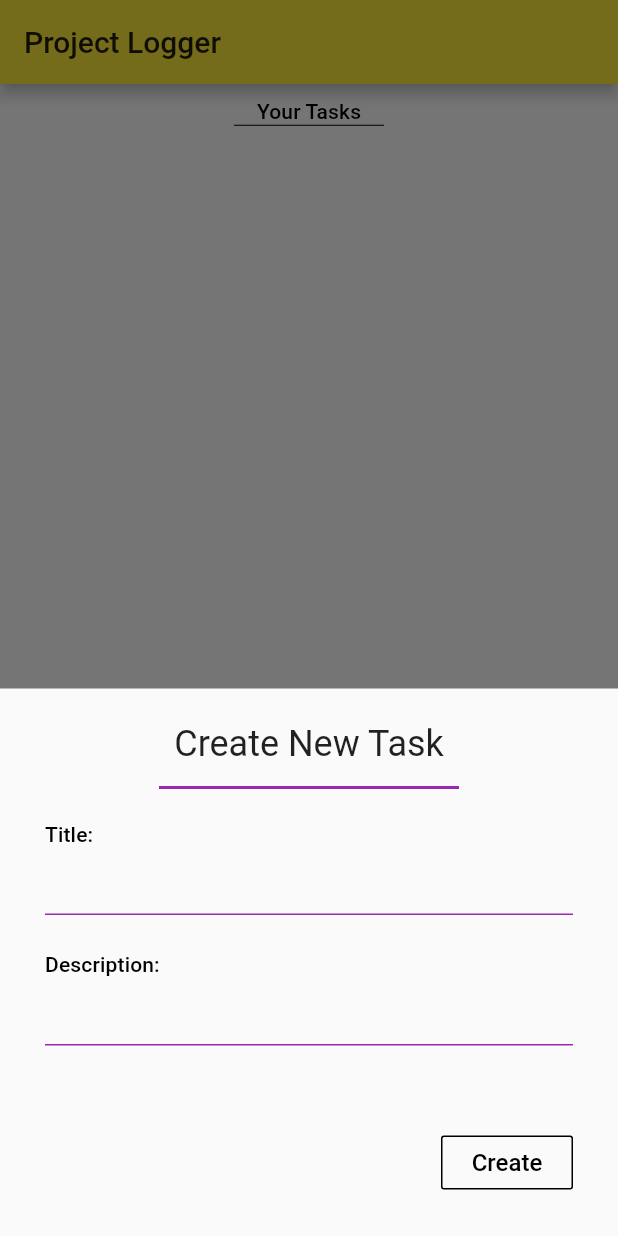
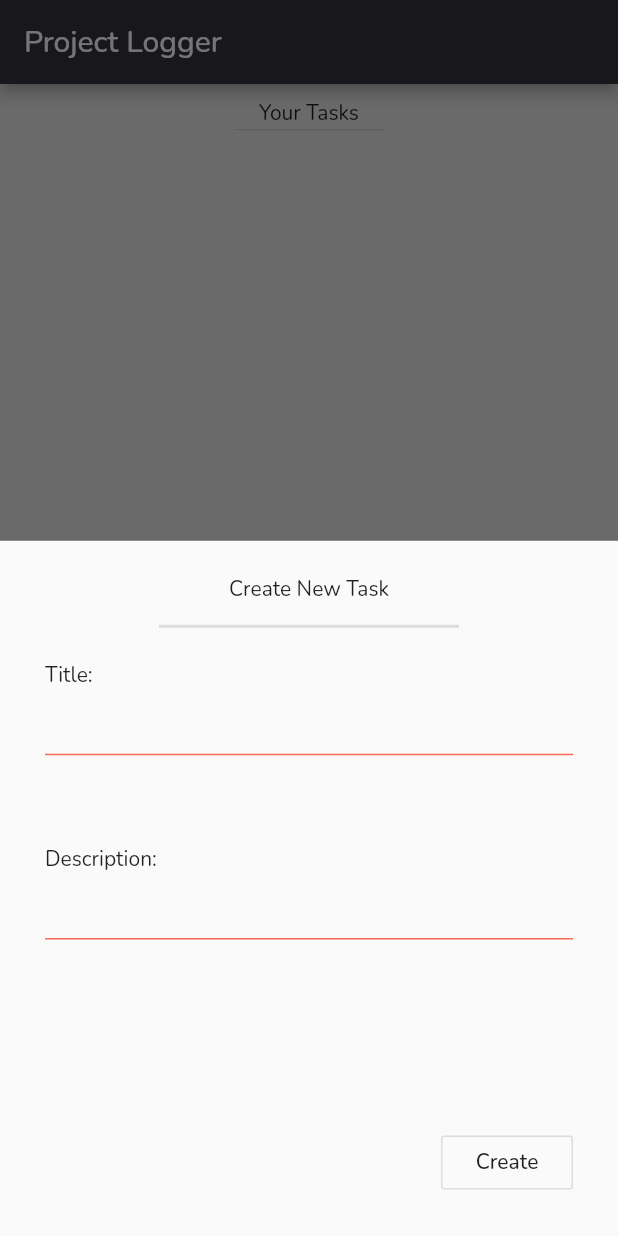
Before and after one commit to dnnp2011/Project-Tracker, a Flutter app: the screen it shows after launch, after a tap on the "add" icon, on a phone screen of 412 x 824 dp. Run offline on Flutter 3.47's test engine with Material 2 defaults, Android fonts, the phone set to English and light mode, and no system bars; our stand-ins replace google_fonts.

Commit message:
Added a PageView swipe transition between the ActiveTaskDetails and ActiveTaskInsights pages - Removed any app theme references so I can re-theme from scratch - Added new theme colors

```diff
--- a/lib/main.dart
+++ b/lib/main.dart
@@ -6,11 +6,11 @@
 import 'package:flutter/cupertino.dart';
 import 'package:flutter/material.dart';
 import 'package:project_tracker/models/TaskCollection.dart';
+import 'package:project_tracker/themes/android_theme.dart';
 import 'package:provider/provider.dart';
 
 import './screens/task_details_screen.dart';
 import './screens/tasks_screen.dart';
-import './themes/android_theme.dart';
 
 final GlobalKey<AnimatedListState> _animatedListKey = GlobalKey<AnimatedListState>();
 
@@ -29,9 +29,8 @@ class ProjectLogger extends StatelessWidget {
   Widget build(BuildContext context) {
     return MaterialApp(
       title: _title,
-      theme: projectTheme(),
+      theme: ProjectTheme.dark(),
       initialRoute: '/',
-      darkTheme: ThemeData.dark(),
       routes: {
         '/': (context) => TasksScreen(_animatedListKey),
         '/task': (context) => TaskDetailsScreen(context, _animatedListKey),
--- a/lib/screens/tasks_screen.dart
+++ b/lib/screens/tasks_screen.dart
@@ -24,8 +24,11 @@ class TasksScreen extends StatelessWidget {
 
   @override
   Widget build(BuildContext context) {
+    print('scaffoldBG: ${Theme.of(context).scaffoldBackgroundColor}');
+
     return Consumer<TaskCollection>(
       builder: (context, taskCollection, child) => Scaffold(
+        backgroundColor: ThemeColors.scaffoldBackground,
         key: _scaffoldKey,
         appBar: AppBar(
           title: Text("Project Logger"),
@@ -35,7 +38,6 @@ class TasksScreen extends StatelessWidget {
         ),
         body: Container(
           width: double.infinity,
-          color: Colors.white,
           child: Column(
             mainAxisAlignment: MainAxisAlignment.start,
             crossAxisAlignment: CrossAxisAlignment.stretch,
@@ -51,13 +53,11 @@ class TasksScreen extends StatelessWidget {
                     ),
                     Text(
                       'Your Tasks',
-                      style: Theme.of(context).textTheme.subtitle,
                     ),
                     Container(
                       width: 100,
                       child: Divider(
                         height: 3,
-                        color: Theme.of(context).textTheme.subtitle.color,
                       ),
                     ),
                   ],
--- a/lib/themes/android_theme.dart
+++ b/lib/themes/android_theme.dart
@@ -1,96 +1,116 @@
 import 'package:flutter/material.dart';
 import 'package:google_fonts/google_fonts.dart';
 
-final TextTheme globalTextTheme = TextTheme(
-  title: GoogleFonts.libreFranklin(
-    textStyle: TextStyle(fontSize: 24, color: Colors.white, fontWeight: FontWeight.w700),
-  ),
-  display1: GoogleFonts.libreFranklin(
-    textStyle: TextStyle(color: Colors.purple, fontSize: 96, fontWeight: FontWeight.w300, letterSpacing: -1.5),
-  ),
-  display2: GoogleFonts.libreFranklin(
-    textStyle: TextStyle(color: Colors.purple, fontSize: 60, fontWeight: FontWeight.w300, letterSpacing: -0.5),
-  ),
-  display3: GoogleFonts.libreFranklin(
-    textStyle: TextStyle(color: Colors.purple, fontSize: 48, fontWeight: FontWeight.w500, letterSpacing: 0),
-  ),
-  display4: GoogleFonts.libreFranklin(
-    textStyle: TextStyle(color: Colors.purple, fontSize: 34, fontWeight: FontWeight.w500, letterSpacing: 0.25),
-  ),
-  headline: GoogleFonts.josefinSans(
-    textStyle: TextStyle(color: Colors.purple, fontSize: 22, fontWeight: FontWeight.w500, letterSpacing: 0),
-  ),
-  body1: GoogleFonts.josefinSans(
-    textStyle: TextStyle(color: Colors.white, fontSize: 16, fontWeight: FontWeight.w500, letterSpacing: 0.5),
-  ),
-  body2: GoogleFonts.josefinSans(
-    textStyle: TextStyle(color: Colors.white, fontSize: 14, fontWeight: FontWeight.w500, letterSpacing: 0.25),
-  ),
-  caption: GoogleFonts.josefinSans(
-    textStyle: TextStyle(color: Colors.white, fontSize: 12, fontWeight: FontWeight.w500, letterSpacing: 0.4),
-  ),
-  overline: GoogleFonts.libreFranklin(
-    textStyle: TextStyle(color: Colors.purple, fontSize: 10, fontWeight: FontWeight.w500, letterSpacing: 1.5),
-  ),
-  subtitle: GoogleFonts.josefinSans(
-    textStyle: TextStyle(color: Colors.black38, fontSize: 18, fontWeight: FontWeight.w700, letterSpacing: 0.2),
-  ),
-  subhead: GoogleFonts.josefinSans(
-    textStyle: TextStyle(color: Colors.purple, fontSize: 18, fontWeight: FontWeight.w600, letterSpacing: 0.1),
-  ),
-  button: GoogleFonts.josefinSans(
-    textStyle: TextStyle(color: Colors.black, fontSize: 16, fontWeight: FontWeight.w600, letterSpacing: 1.25),
-  ),
-);
+class ProjectTheme {
+  static final primaryColorSwatch = MaterialColor(0xFF33333d, {
+    50: Color(0xFFE7E7E8),
+    100: Color(0xFFC2C2C5),
+    200: Color(0xFF99999E),
+    300: Color(0xFF707077),
+    400: Color(0xFF52525A),
+    500: Color(0xFF33333d),
+    600: Color(0xFF2E2E37),
+    700: Color(0xFF27272F),
+    800: Color(0xFF202027),
+    900: Color(0xFF14141A)
+  });
 
-ThemeData projectTheme() => ThemeData(
-      primarySwatch: Colors.yellow,
-      //      accentColor: Colors.purpleAccent,
-      //      textTheme: globalTextTheme,
-      //      appBarTheme: AppBarTheme(
-      //        elevation: 6,
-      //        textTheme: globalTextTheme,
-      //      ),
-      //      floatingActionButtonTheme: FloatingActionButtonThemeData(
-      //        elevation: 6,
-      //      ),
-      //      buttonTheme: ButtonThemeData(
-      //        buttonColor: Colors.purple,
-      //        textTheme: ButtonTextTheme.normal,
-      //        splashColor: Colors.purpleAccent,
-      //      ),
-      //      cardTheme: CardTheme(
-      //        color: Colors.white70,
-      //        elevation: 2,
-      //      ),
-      //      bottomSheetTheme: BottomSheetThemeData(
-      //        elevation: 10,
-      //        backgroundColor: Colors.white,
-      //        shape: RoundedRectangleBorder(),
-      //        modalElevation: 10,
-      //        modalBackgroundColor: Colors.white,
-      //      ),
-    );
+  static final ThemeData baseTheme = ThemeData(
+    cardTheme: CardTheme(
+      elevation: 4,
+    ),
+    fontFamily: GoogleFonts.nunito().fontFamily,
+    primarySwatch: primaryColorSwatch,
+    scaffoldBackgroundColor: Color(0xFF707077),
+  );
+
+  static ThemeData dark() {
+    return baseTheme.copyWith(primaryColor: Color(0xFF33333d));
+  }
+
+  static ThemeData light() {
+    return baseTheme.copyWith(primaryColor: Color(0xFF52525A));
+  }
+
+  final TextTheme projectTextTheme = TextTheme(
+    title: GoogleFonts.libreFranklin(),
+    display1: GoogleFonts.libreFranklin(),
+    display2: GoogleFonts.libreFranklin(),
+    display3: GoogleFonts.libreFranklin(),
+    display4: GoogleFonts.libreFranklin(),
+    headline: GoogleFonts.josefinSans(),
+    body1: GoogleFonts.josefinSans(),
+    body2: GoogleFonts.josefinSans(),
+    caption: GoogleFonts.josefinSans(),
+    overline: GoogleFonts.libreFranklin(),
+    subtitle: GoogleFonts.josefinSans(),
+    subhead: GoogleFonts.josefinSans(),
+    button: GoogleFonts.josefinSans(),
+  );
+}
+
+/*ThemeData projectTheme() => ThemeData(
+      primarySwatch: Colors.amber,
+      accentColor: Colors.purpleAccent,
+      textTheme: globalTextTheme,
+      appBarTheme: AppBarTheme(
+        elevation: 6,
+        textTheme: globalTextTheme,
+      ),
+      floatingActionButtonTheme: FloatingActionButtonThemeData(
+        elevation: 6,
+      ),
+      buttonTheme: ButtonThemeData(
+        buttonColor: Colors.purple,
+        textTheme: ButtonTextTheme.normal,
+        splashColor: Colors.purpleAccent,
+      ),
+      cardTheme: CardTheme(
+        color: Colors.white70,
+        elevation: 2,
+      ),
+      bottomSheetTheme: BottomSheetThemeData(
+        elevation: 10,
+        backgroundColor: Colors.white,
+        shape: RoundedRectangleBorder(),
+        modalElevation: 10,
+        modalBackgroundColor: Colors.white,
+      ),
+    );*/
 
 class ThemeColors {
-  static final primary = Colors.purple;
-  static final primaryLight = Colors.purple[200];
-  static final primaryDark = Colors.purple[800];
-  static final secondary = Colors.purpleAccent;
-  static final secondaryLight = Colors.purpleAccent[200];
-  static final secondaryDark = Colors.purpleAccent[800];
-  static final accent = Colors.amber;
-  static final accentLight = Colors.amber[200];
-  static final accentDark = Colors.amber[800];
-  static final primaryText = Colors.white;
-  static final secondaryText = Colors.black;
-  static final secondaryTextLight = Colors.black26;
-  static final accentText = ThemeColors.accent;
-  static final primaryBackground = Colors.white;
-  static final secondaryBackground = ThemeColors.accent;
-  static final dark = Colors.black54;
-  static final black = Colors.black;
-  static final error = Colors.redAccent;
+  static final primary = Color(0xFF33333d);
+  static final onPrimary = Color(0xFFFFFFFF);
+  static final primaryLight = Color(0xFF7c7c8d);
+  static final primaryDark = Color(0xFF272836);
+
+  static final secondary = Color(0xff08a874);
+  static final onSecondary = Color(0xff000000);
+  static final secondaryDark = Color(0xff57daa3);
+  static final secondaryLight = Color(0xff007848);
+
+  static final alert = Color(0xffff6951);
+  static final warning = Color(0xffffdc78);
+
+  static final scaffoldBackground = ProjectTheme.primaryColorSwatch.shade50;
+
+//  static final primaryLight = Colors.purple[200];
+//  static final primaryDark = Colors.purple[800];
+//  static final secondary = Colors.purpleAccent;
+//  static final secondaryLight = Colors.purpleAccent[200];
+//  static final secondaryDark = Colors.purpleAccent[800];
+//  static final accent = Colors.amber;
+//  static final accentLight = Colors.amber[200];
+//  static final accentDark = Colors.amber[800];
+//  static final primaryText = Colors.white;
+//  static final secondaryText = Colors.black;
+//  static final secondaryTextLight = Colors.black26;
+//  static final accentText = ThemeColors.accent;
+//  static final primaryBackground = Colors.white;
+//  static final secondaryBackground = ThemeColors.accent;
+//  static final dark = Colors.black54;
+//  static final black = Colors.black;
+//  static final error = Colors.redAccent;
 }
 
 class Animations {
--- a/lib/widgets/fab.dart
+++ b/lib/widgets/fab.dart
@@ -10,7 +10,6 @@ Widget Fab(BuildContext context, Function openNewTaskForm) => Container(
           onPressed: () => openNewTaskForm(context),
           child: Icon(
             Icons.add,
-            color: Colors.white,
             size: 48,
           ),
           backgroundColor: Theme.of(context).floatingActionButtonTheme.backgroundColor,
--- a/lib/widgets/new_task_form.dart
+++ b/lib/widgets/new_task_form.dart
@@ -1,7 +1,6 @@
 import 'package:flutter/cupertino.dart';
 import 'package:flutter/material.dart';
 import 'package:project_tracker/models/TaskCollection.dart';
-import 'package:project_tracker/themes/android_theme.dart';
 import 'package:provider/provider.dart';
 
 import '../models/Task.dart';
@@ -45,8 +44,6 @@ class _NewTaskFormState extends State<NewTaskForm> {
           child: Form(
             key: _formKey,
             child: Container(
-              height: 335,
-              width: double.infinity,
               child: Column(
                 mainAxisAlignment: MainAxisAlignment.start,
                 crossAxisAlignment: CrossAxisAlignment.stretch,
@@ -58,7 +55,6 @@ class _NewTaskFormState extends State<NewTaskForm> {
                       children: <Widget>[
                         Text(
                           'Create New Task',
-                          style: Theme.of(context).textTheme.headline,
                           textAlign: TextAlign.center,
                         ),
                         Container(
@@ -66,7 +62,6 @@ class _NewTaskFormState extends State<NewTaskForm> {
                           width: 200,
                           child: Divider(
                             thickness: 2,
-                            color: Colors.purple,
                             height: 30,
                           ),
                         ),
@@ -80,7 +75,6 @@ class _NewTaskFormState extends State<NewTaskForm> {
                         Container(
                           child: Text(
                             'Title:',
-                            style: Theme.of(context).textTheme.subtitle,
                           ),
                           alignment: Alignment.topLeft,
                         ),
@@ -104,7 +98,6 @@ class _NewTaskFormState extends State<NewTaskForm> {
                           alignment: Alignment.topLeft,
                           child: Text(
                             'Description:',
-                            style: Theme.of(context).textTheme.subtitle,
                           ),
                         ),
                         styledFormField(
@@ -125,8 +118,6 @@ class _NewTaskFormState extends State<NewTaskForm> {
                       margin: EdgeInsets.symmetric(vertical: 10),
                       alignment: Alignment.bottomRight,
                       child: OutlineButton(
-                        color: Colors.purple,
-                        borderSide: BorderSide(color: ThemeColors.secondaryText),
                         onPressed: () {
                           setState(() {
                             widget._showTitleError = titleController.text.isEmpty;
@@ -144,7 +135,6 @@ class _NewTaskFormState extends State<NewTaskForm> {
                         },
                         child: Text(
                           'Create',
-                          style: Theme.of(context).textTheme.button.copyWith(fontSize: 16, color: ThemeColors.secondaryText),
                         ),
                       ),
                     ),
--- a/lib/widgets/styled_form_field.dart
+++ b/lib/widgets/styled_form_field.dart
@@ -1,4 +1,5 @@
 import 'package:flutter/material.dart';
+import 'package:project_tracker/themes/android_theme.dart';
 
 Widget styledFormField(
     {BuildContext context,
@@ -15,11 +16,11 @@ Widget styledFormField(
     child: TextFormField(
       decoration: InputDecoration(
         errorText: showError ? errorMsg ?? 'Value Can\'t Be Empty' : ' ',
-        errorStyle: Theme.of(context).textTheme.caption.copyWith(color: Colors.red),
+        errorStyle: Theme.of(context).textTheme.caption.copyWith(color: ThemeColors.alert),
         border: UnderlineInputBorder(borderSide: BorderSide(color: Colors.black, width: 1)),
-        focusedBorder: UnderlineInputBorder(borderSide: BorderSide(color: Colors.black, width: 1)),
-        errorBorder: UnderlineInputBorder(borderSide: BorderSide(color: Colors.purple, width: 1)),
-        focusedErrorBorder: UnderlineInputBorder(borderSide: BorderSide(color: Colors.purple[700], width: 2)),
+        focusedBorder: UnderlineInputBorder(borderSide: BorderSide(color: Colors.black, width: 2)),
+        errorBorder: UnderlineInputBorder(borderSide: BorderSide(color: ThemeColors.alert, width: 1)),
+        focusedErrorBorder: UnderlineInputBorder(borderSide: BorderSide(color: ThemeColors.alert, width: 2)),
       ),
       controller: controller,
       focusNode: focusNode,
--- a/lib/widgets/task_card.dart
+++ b/lib/widgets/task_card.dart
@@ -52,7 +52,7 @@ class TaskCard extends StatelessWidget {
             ),
           );
         },
-        background: Container(color: ThemeColors.error),
+        background: Container(color: ThemeColors.alert),
         child: Card(
           margin: EdgeInsets.symmetric(vertical: 5, horizontal: 12),
           child: ListTile(
@@ -68,12 +68,10 @@ class TaskCard extends StatelessWidget {
             title: Text(
               this.task.title,
               overflow: TextOverflow.ellipsis,
-              style: Theme.of(context).textTheme.title.copyWith(color: Colors.black54),
             ),
             subtitle: Text(
               this.task.description,
               overflow: TextOverflow.ellipsis,
-              style: Theme.of(context).textTheme.subtitle,
             ),
           ),
         ),
```
Also changed, not shown: lib/screens/active_task_view.dart (+0 -7 lines), lib/screens/task_details_screen.dart (+40 -17 lines), lib/screens/task_insights_view.dart (+6 -14 lines).
